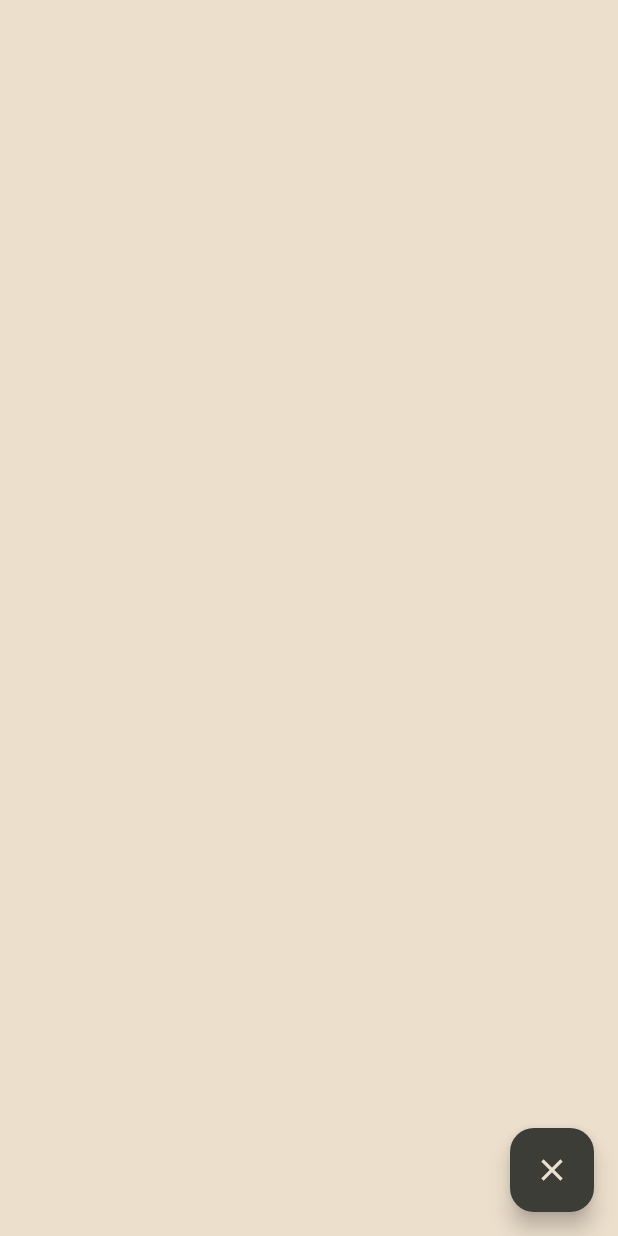
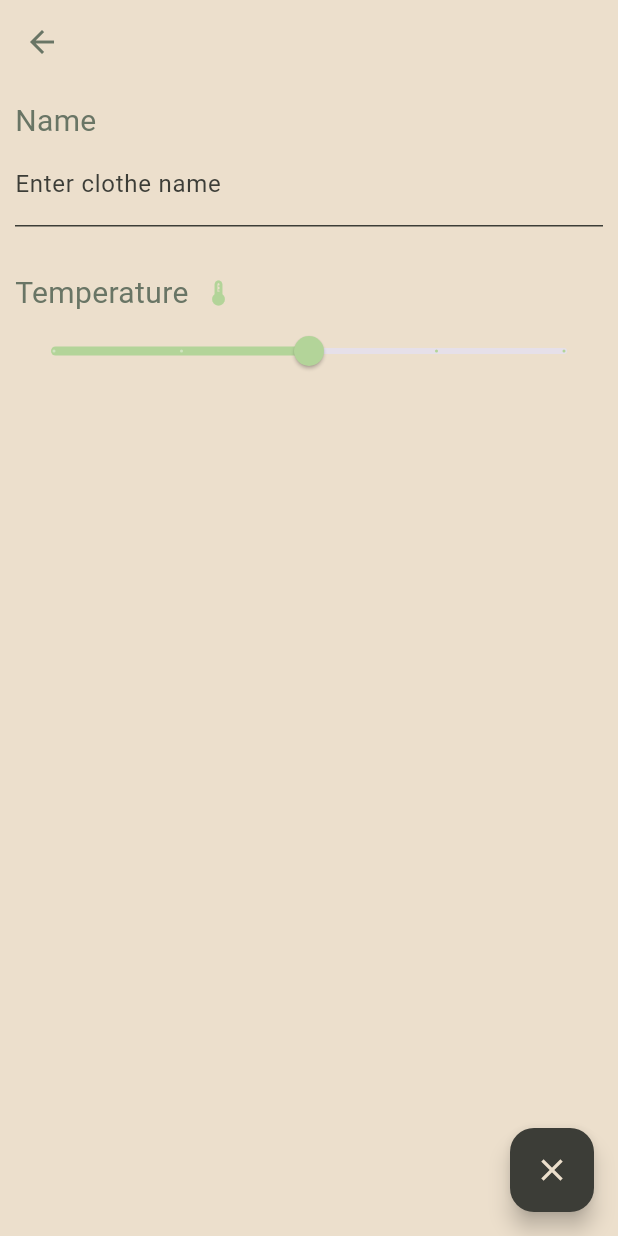
Before and after one commit to PouletHalal/DressingAPP, a Flutter app: the AddClothe screen opened directly, on a phone screen of 412 x 824 dp. Run offline on Flutter 3.47's test engine with Material 3 defaults, Android fonts, the phone set to English and light mode, and no system bars.

Commit message:
feat: add name textfield and temperature selector on addClothePage

```diff
--- a/lib/globals/colors.dart
+++ b/lib/globals/colors.dart
@@ -6,3 +6,5 @@
 
 const navbarColors = <Color>[clothePageColor, tempColor, tempColor2];
 const indicateColors = <Color>[tempColor2, clothePageColor, clothePageColor];
+
+const temperatureColors = <Color> [Color(0xFF261c65), Color(0xFF6891cc), Color(0xFFb3d499), Color(0xFFed6516), Color(0xFF89061a)];
--- /dev/null
+++ b/lib/globals/icons.dart
@@ -0,0 +1,3 @@
+import 'package:flutter/material.dart';
+
+const temperatureIcons = <IconData> [Icons.ac_unit, Icons.air, Icons.thermostat, Icons.sunny, Icons.whatshot];
--- a/lib/pages/addclothepage.dart
+++ b/lib/pages/addclothepage.dart
@@ -1,3 +1,4 @@
+import '../globals/icons.dart';
 import 'package:flutter/material.dart';
 import 'package:dressingapp/globals/colors.dart';
 
@@ -9,9 +10,24 @@ class AddClothe extends StatefulWidget {
 }
 
 class _AddClotheState extends State<AddClothe> {
+  double _clotheTemperature = 50;
+  Color _temperatureBarColor = temperatureColors[((50 / 25)).truncate()];
+
   @override
   Widget build(BuildContext context) {
     return Scaffold(
+      appBar: AppBar(
+        leading: IconButton(
+          onPressed:() {
+            Navigator.pop(context);
+          },
+          icon: const Icon(
+            Icons.arrow_back,
+            color: tempColor,
+          )
+        ),
+        backgroundColor: Colors.transparent,
+      ),
       floatingActionButton: FloatingActionButton(
         onPressed: () {
           Navigator.pop(context);
@@ -25,13 +41,94 @@ class _AddClotheState extends State<AddClothe> {
       ),
       backgroundColor: clothePageColor,
       body: ListView(
+        padding: const EdgeInsets.all(10),
         scrollDirection: Axis.vertical,
         children: [
-          Container(
-            color: Colors.blueAccent,
+          Column(
+            crossAxisAlignment: CrossAxisAlignment.start,
+            children: [
+              const Text(
+                "Name",
+                style: TextStyle(
+                  color: tempColor,
+                  fontSize: 20,
+                  fontFamily: "Roboto"
+                ),
+              ),
+              const BasicTextField(data: "Enter clothe name"),
+              const SizedBox(
+                height: 30,
+              ),
+              Column(
+                crossAxisAlignment: CrossAxisAlignment.start,
+                children: [
+                  Row(
+                    children: [
+                      const Text(
+                        "Temperature",
+                        style: TextStyle(
+                          color: tempColor,
+                          fontSize: 20,
+                          fontFamily: "Roboto"
+                        ),
+                      ),
+                      const SizedBox(width: 10,),
+                      Icon(
+                        temperatureIcons[((_clotheTemperature / 25)).truncate()],
+                        color: temperatureColors[((_clotheTemperature / 25)).truncate()],
+                        size: 20,
+                      )
+                    ],
+                  ),
+                  Slider(
+                    min: 0,
+                    max: 100,
+                    thumbColor: _temperatureBarColor,
+                    activeColor: _temperatureBarColor,
+                    divisions: 4,
+                    value: _clotheTemperature,
+                    onChanged:(value) {
+                      setState(() {
+                        _clotheTemperature = value;
+                        _temperatureBarColor = temperatureColors[((value / 25)).truncate()];
+                      });
+                    },
+                    ),
+                ],
+              )
+            ],
           )
         ],
       ),
     );
   }
 }
+
+
+class BasicTextField extends StatelessWidget {
+  final String data;
+
+  const BasicTextField({
+    super.key,
+    required this.data,
+  });
+
+  @override
+  Widget build(BuildContext context) {
+    return TextField(
+      cursorColor: tempColor,
+      decoration: InputDecoration(
+        labelText: data,
+        labelStyle: const TextStyle(
+          color: tempColor2,
+        ),
+        enabledBorder: const UnderlineInputBorder(
+          borderSide: BorderSide(color: tempColor2)
+        ),
+        focusedBorder: const UnderlineInputBorder(
+          borderSide: BorderSide(color: tempColor2)
+        ),
+      ),
+    );
+  }
+}
```
Also changed, not shown: pubspec.yaml (+4 -11 lines), 1 other file.
